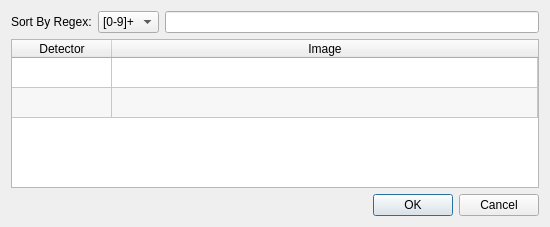
Old version of the form hexrd/ui/resources/ui/load_images_dialog.ui in the repository HEXRD/hexrdgui.
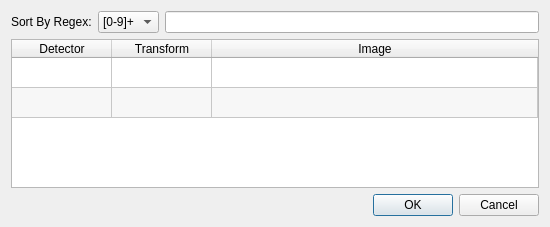
New version of the form.

Commit message:
Add a combo box to the load dialog
Allow transformations on images loaded through the file menu.

Patch:
```diff
--- a/hexrd/ui/resources/ui/load_images_dialog.ui
+++ b/hexrd/ui/resources/ui/load_images_dialog.ui
@@ -81,6 +81,11 @@
        <string>Detector</string>
       </property>
      </column>
+     <column>
+      <property name="text">
+       <string>Transform</string>
+      </property>
+     </column>
      <column>
       <property name="text">
        <string>Image</string>
```
Left out of the diff: 3 changed lines with no effect on the pictures. The commit also changes 2 other files.
